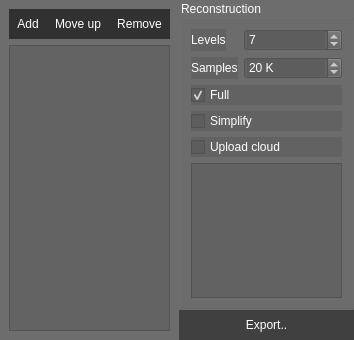
Above: demo/ExporterWidget.ui from ialhashim/topo-blend before the change. Below: the same form after it.
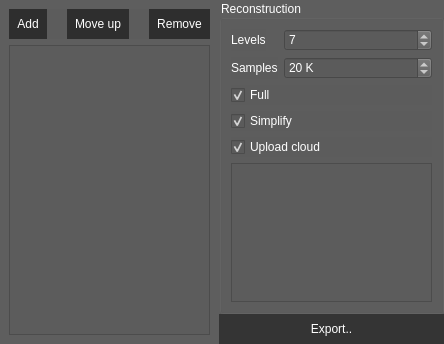
That is the form after the change. Icons and pictures are not drawn.

```diff
--- a/demo/ExporterWidget.ui
+++ b/demo/ExporterWidget.ui
@@ -6,8 +6,8 @@
    <rect>
     <x>0</x>
     <y>0</y>
-    <width>354</width>
-    <height>340</height>
+    <width>444</width>
+    <height>344</height>
    </rect>
   </property>
   <property name="windowTitle">
@@ -18,7 +18,7 @@
 	color: white;
 }
 
-QWidget { background:rgb(90,90,90,128) }
+QWidget { background:rgb(90,90,90,180) }
 
 QPushButton { 
 	border: 3px solid rgb(90,90,90,0);
@@ -116,6 +116,9 @@
           <property name="text">
            <string>Simplify</string>
           </property>
+          <property name="checked">
+           <bool>true</bool>
+          </property>
          </widget>
         </item>
         <item row="6" column="0" colspan="2">
@@ -123,6 +126,9 @@
           <property name="text">
            <string>Upload cloud</string>
           </property>
+          <property name="checked">
+           <bool>true</bool>
+          </property>
          </widget>
         </item>
         <item row="7" column="0" colspan="2">
```
